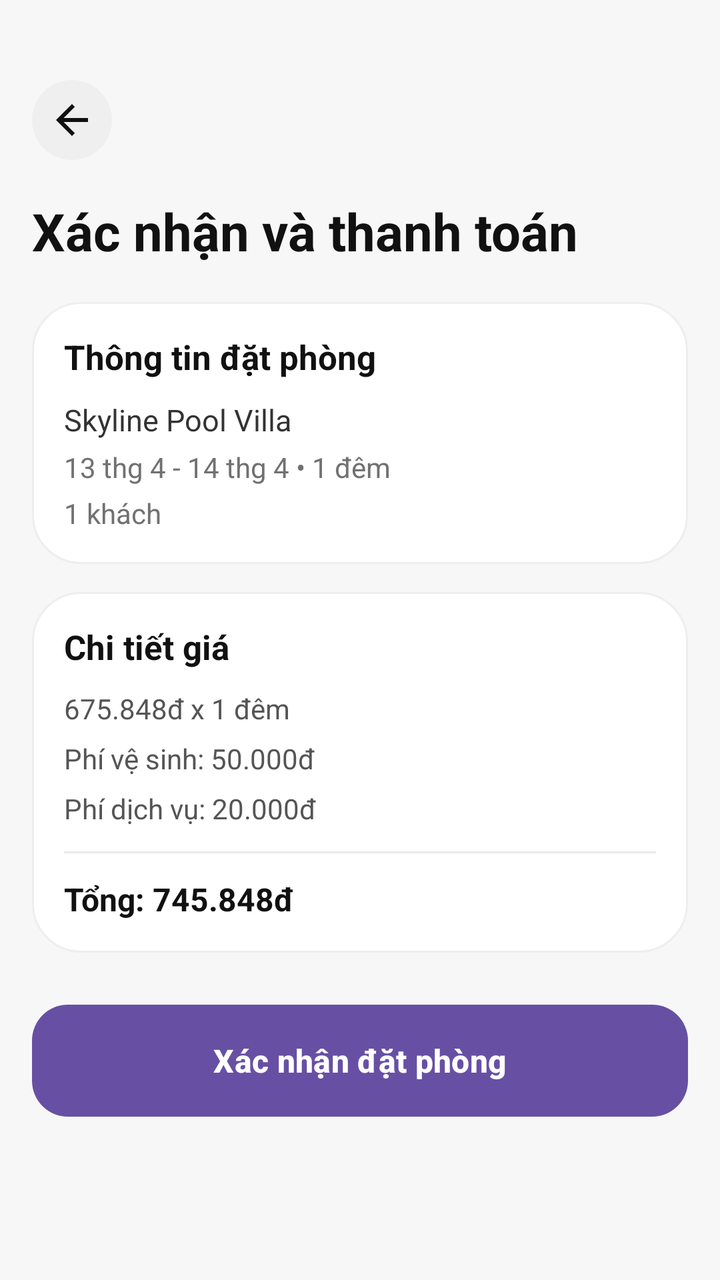
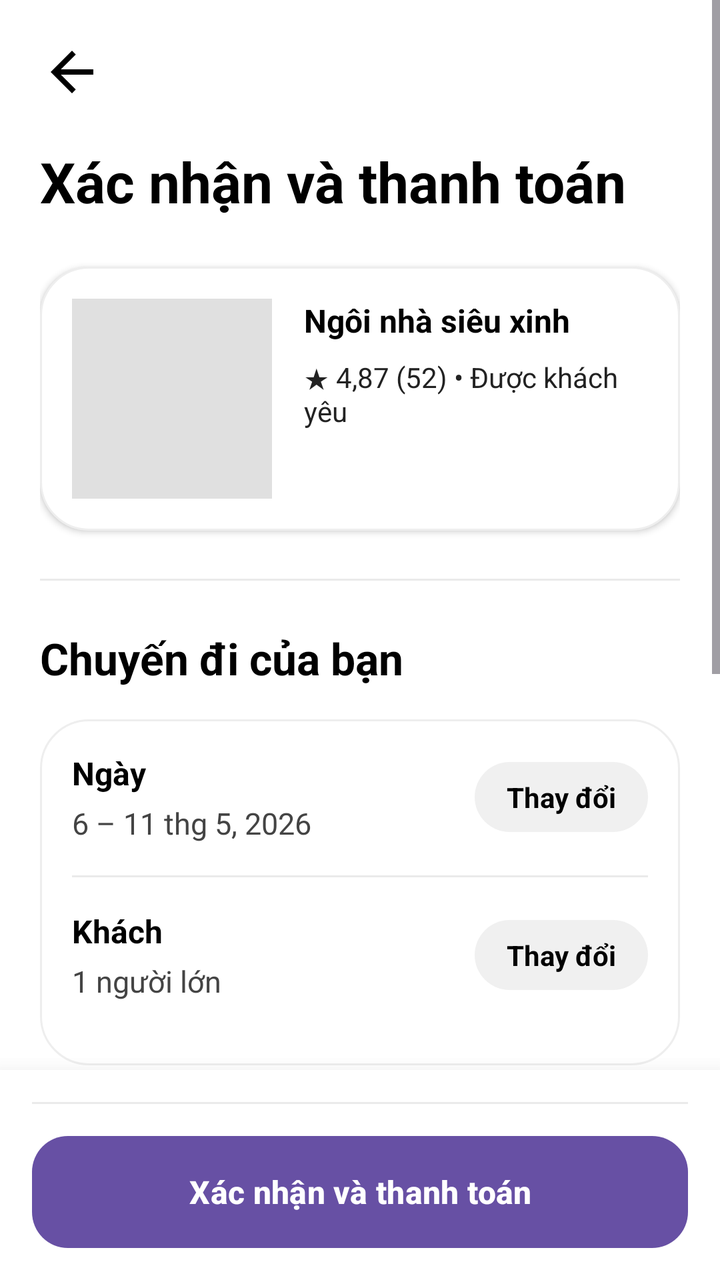

Screens rendered from an Android XML layout before and after an edit, with the pre-edit source and the edit as a unified diff.
<!-- AndroidManifest.xml: application theme Theme.HotelManagement -->
<!-- res/layout/activity_booking.xml -->
<?xml version="1.0" encoding="utf-8"?>
<ScrollView xmlns:android="http://schemas.android.com/apk/res/android"
    xmlns:app="http://schemas.android.com/apk/res-auto"
    android:layout_width="match_parent"
    android:layout_height="match_parent"
    android:background="#F7F7F7">

    <LinearLayout
        android:layout_width="match_parent"
        android:layout_height="wrap_content"
        android:orientation="vertical"
        android:paddingStart="16dp"
        android:paddingTop="40dp"
        android:paddingEnd="16dp"
        android:paddingBottom="16dp">

        <ImageView
            android:id="@+id/btnBackBooking"
            android:layout_width="40dp"
            android:layout_height="40dp"
            android:background="@drawable/bg_airbnb_circle_light"
            android:clickable="true"
            android:focusable="true"
            android:padding="8dp"
            android:src="@drawable/ic_back"
            app:tint="#111111" />

        <TextView
            android:layout_width="wrap_content"
            android:layout_height="wrap_content"
            android:layout_marginTop="18dp"
            android:text="Xác nhận và thanh toán"
            android:textColor="#111111"
            android:textSize="26sp"
            android:textStyle="bold" />

        <LinearLayout
            android:layout_width="match_parent"
            android:layout_height="wrap_content"
            android:layout_marginTop="18dp"
            android:background="@drawable/bg_airbnb_card"
            android:orientation="vertical"
            android:padding="16dp">

            <TextView
                android:layout_width="wrap_content"
                android:layout_height="wrap_content"
                android:text="Thông tin đặt phòng"
                android:textColor="#111111"
                android:textSize="17sp"
                android:textStyle="bold" />

            <TextView
                android:id="@+id/tvBookingRoomTitle"
                android:layout_width="wrap_content"
                android:layout_height="wrap_content"
                android:layout_marginTop="10dp"
                android:text="Skyline Pool Villa"
                android:textColor="#333333"
                android:textSize="15sp" />

            <TextView
                android:id="@+id/tvBookingStayInfo"
                android:layout_width="wrap_content"
                android:layout_height="wrap_content"
                android:layout_marginTop="4dp"
                android:text="13 thg 4 - 14 thg 4 • 1 đêm"
                android:textColor="#717171"
                android:textSize="14sp" />

            <TextView
                android:id="@+id/tvBookingGuestInfo"
                android:layout_width="wrap_content"
                android:layout_height="wrap_content"
                android:layout_marginTop="4dp"
                android:text="1 khách"
                android:textColor="#717171"
                android:textSize="14sp" />
        </LinearLayout>

        <LinearLayout
            android:layout_width="match_parent"
            android:layout_height="wrap_content"
            android:layout_marginTop="14dp"
            android:background="@drawable/bg_airbnb_card"
            android:orientation="vertical"
            android:padding="16dp">

            <TextView
                android:layout_width="wrap_content"
                android:layout_height="wrap_content"
                android:text="Chi tiết giá"
                android:textColor="#111111"
                android:textSize="17sp"
                android:textStyle="bold" />

            <TextView
                android:id="@+id/tvBookingBasePrice"
                android:layout_width="match_parent"
                android:layout_height="wrap_content"
                android:layout_marginTop="10dp"
                android:text="675.848đ x 1 đêm"
                android:textColor="#555555"
                android:textSize="14sp" />

            <TextView
                android:layout_width="match_parent"
                android:layout_height="wrap_content"
                android:layout_marginTop="6dp"
                android:text="Phí vệ sinh: 50.000đ"
                android:textColor="#555555"
                android:textSize="14sp" />

            <TextView
                android:layout_width="match_parent"
                android:layout_height="wrap_content"
                android:layout_marginTop="6dp"
                android:text="Phí dịch vụ: 20.000đ"
                android:textColor="#555555"
                android:textSize="14sp" />

            <View
                android:layout_width="match_parent"
                android:layout_height="1dp"
                android:layout_marginTop="12dp"
                android:layout_marginBottom="12dp"
                android:background="#EAEAEA" />

            <TextView
                android:id="@+id/tvBookingTotalPrice"
                android:layout_width="match_parent"
                android:layout_height="wrap_content"
                android:text="Tổng: 745.848đ"
                android:textColor="#111111"
                android:textSize="16sp"
                android:textStyle="bold" />
        </LinearLayout>

        <Button
            android:id="@+id/btnConfirmBooking"
            android:layout_width="match_parent"
            android:layout_height="56dp"
            android:layout_marginTop="26dp"
            android:background="@drawable/bg_airbnb_button"
            android:text="Xác nhận đặt phòng"
            android:textAllCaps="false"
            android:textColor="#FFFFFF"
            android:textSize="16sp"
            android:textStyle="bold" />
    </LinearLayout>
</ScrollView>
<!-- resources referenced by this layout -->
<resources>
  <!-- drawable bg_airbnb_button (drawable) -->
  <?xml version="1.0" encoding="utf-8"?>
  <shape xmlns:android="http://schemas.android.com/apk/res/android">
      <solid android:color="#FF385C" />
      <corners android:radius="18dp" />
  </shape>
  <!-- drawable bg_airbnb_card (drawable) -->
  <?xml version="1.0" encoding="utf-8"?>
  <shape xmlns:android="http://schemas.android.com/apk/res/android">
      <solid android:color="#FFFFFF" />
      <stroke
          android:width="1dp"
          android:color="#EEEEEE" />
      <corners android:radius="24dp" />
  </shape>
  <!-- drawable bg_airbnb_circle_light (drawable) -->
  <?xml version="1.0" encoding="utf-8"?>
  <shape xmlns:android="http://schemas.android.com/apk/res/android">
      <solid android:color="#EFEFEF" />
      <corners android:radius="22dp" />
  </shape>
  <!-- drawable ic_back (drawable) -->
  <vector xmlns:android="http://schemas.android.com/apk/res/android"
      android:width="24dp"
      android:height="24dp"
      android:viewportWidth="24"
      android:viewportHeight="24">
    <path
        android:fillColor="#FF000000"
        android:pathData="M20,11H7.83l5.59,-5.59L12,4l-8,8 8,8 1.41,-1.41L7.83,13H20v-2z"/>
  </vector>
  <style name="Theme.HotelManagement" parent="Base.Theme.HotelManagement" />
  <style name="Base.Theme.HotelManagement" parent="Theme.Material3.DayNight.NoActionBar">
          
          
      </style>
</resources>

<!-- the commit's change to res/layout/activity_booking.xml (unified diff, before → after) -->
@@ -1,151 +1,309 @@
 <?xml version="1.0" encoding="utf-8"?>
-<ScrollView xmlns:android="http://schemas.android.com/apk/res/android"
+<androidx.constraintlayout.widget.ConstraintLayout xmlns:android="http://schemas.android.com/apk/res/android"
     xmlns:app="http://schemas.android.com/apk/res-auto"
     android:layout_width="match_parent"
     android:layout_height="match_parent"
-    android:background="#F7F7F7">
-
+    android:background="#FFFFFF">
+
+    
+    <ScrollView
+        android:layout_width="match_parent"
+        android:layout_height="0dp"
+        app:layout_constraintTop_toTopOf="parent"
+        app:layout_constraintBottom_toTopOf="@+id/bottomLayout">
+
+        <LinearLayout
+            android:layout_width="match_parent"
+            android:layout_height="wrap_content"
+            android:orientation="vertical"
+            android:padding="20dp">
+
+            <ImageView
+                android:id="@+id/btnBackBooking"
+                android:layout_width="32dp"
+                android:layout_height="32dp"
+                android:src="@drawable/ic_back"
+                app:tint="#000000"
+                android:background="?attr/selectableItemBackgroundBorderless"
+                android:clickable="true"
+                android:focusable="true"/>
+
+            <TextView
+                android:layout_width="wrap_content"
+                android:layout_height="wrap_content"
+                android:text="Xác nhận và thanh toán"
+                android:textSize="28sp"
+                android:textStyle="bold"
+                android:textColor="#000000"
+                android:layout_marginTop="20dp"
+                android:layout_marginBottom="24dp"/>
+
+            
+            <LinearLayout
+                android:layout_width="match_parent"
+                android:layout_height="wrap_content"
+                android:orientation="horizontal"
+                android:background="@drawable/bg_airbnb_card"
+                android:padding="16dp"
+                android:clipToPadding="false"
+                android:elevation="2dp">
+
+                <ImageView
+                    android:id="@+id/ivBookingRoomImage"
+                    android:layout_width="100dp"
+                    android:layout_height="100dp"
+                    android:scaleType="centerCrop"
+                    android:background="#E0E0E0"/>
+
+                <LinearLayout
+                    android:layout_width="match_parent"
+                    android:layout_height="wrap_content"
+                    android:orientation="vertical"
+                    android:layout_marginStart="16dp">
+
+                    <TextView
+                        android:id="@+id/tvBookingRoomTitle"
+                        android:layout_width="wrap_content"
+                        android:layout_height="wrap_content"
+                        android:text="Ngôi nhà siêu xinh"
+                        android:textColor="#000000"
+                        android:textSize="16sp"
+                        android:textStyle="bold"/>
+
+                    <TextView
+                        android:id="@+id/tvBookingRoomRating"
+                        android:layout_width="wrap_content"
+                        android:layout_height="wrap_content"
+                        android:text="★ 4,87 (52) • Được khách yêu"
+                        android:textColor="#222222"
+                        android:textSize="14sp"
+                        android:layout_marginTop="8dp"/>
+                </LinearLayout>
+            </LinearLayout>
+
+            <View
+                android:layout_width="match_parent"
+                android:layout_height="1dp"
+                android:background="#EAEAEA"
+                android:layout_marginTop="24dp"
+                android:layout_marginBottom="24dp"/>
+
+            
+            <TextView
+                android:layout_width="wrap_content"
+                android:layout_height="wrap_content"
+                android:text="Chuyến đi của bạn"
+                android:textSize="22sp"
+                android:textStyle="bold"
+                android:textColor="#000000"
+                android:layout_marginBottom="16dp"/>
+
+            <LinearLayout
+                android:layout_width="match_parent"
+                android:layout_height="wrap_content"
+                android:background="@drawable/bg_airbnb_card"
+                android:orientation="vertical"
+                android:padding="16dp">
+
+                <RelativeLayout
+                    android:layout_width="match_parent"
+                    android:layout_height="wrap_content"
+                    android:layout_marginBottom="16dp">
+                    <LinearLayout
+                        android:layout_width="wrap_content"
+                        android:layout_height="wrap_content"
+                        android:orientation="vertical">
+                        <TextView
+                            android:layout_width="wrap_content"
+                            android:layout_height="wrap_content"
+                            android:text="Ngày"
+                            android:textColor="#000000"
+                            android:textSize="16sp"
+                            android:textStyle="bold"/>
+                        <TextView
+                            android:id="@+id/tvBookingStayInfo"
+                            android:layout_width="wrap_content"
+                            android:layout_height="wrap_content"
+                            android:text="6 – 11 thg 5, 2026"
+                            android:textColor="#444444"
+                            android:textSize="15sp"
+                            android:layout_marginTop="4dp"/>
+                    </LinearLayout>
+                    <TextView
+                        android:id="@+id/btnChangeBookingDates"
+                        android:layout_width="wrap_content"
+                        android:layout_height="wrap_content"
+                        android:layout_alignParentEnd="true"
+                        android:layout_centerVertical="true"
+                        android:text="Thay đổi"
+                        android:textColor="#000000"
+                        android:textStyle="bold"
+                        android:backgroundTint="#F0F0F0"
+                        android:background="@drawable/bg_airbnb_button"
+                        android:paddingHorizontal="16dp"
+                        android:paddingVertical="8dp"/>
+                </RelativeLayout>
+
+                <View
+                    android:layout_width="match_parent"
+                    android:layout_height="1dp"
+                    android:background="#EAEAEA"
+                    android:layout_marginBottom="16dp"/>
+
+                <RelativeLayout
+                    android:layout_width="match_parent"
+                    android:layout_height="wrap_content"
+                    android:layout_marginBottom="16dp">
+                    <LinearLayout
+                        android:layout_width="wrap_content"
+                        android:layout_height="wrap_content"
+                        android:orientation="vertical">
+                        <TextView
+                            android:layout_width="wrap_content"
+                            android:layout_height="wrap_content"
+                            android:text="Khách"
+                            android:textColor="#000000"
+                            android:textSize="16sp"
+                            android:textStyle="bold"/>
+                        <TextView
+                            android:id="@+id/tvBookingGuestInfo"
+                            android:layout_width="wrap_content"
+                            android:layout_height="wrap_content"
+                            android:text="1 người lớn"
+                            android:textColor="#444444"
+                            android:textSize="15sp"
+                            android:layout_marginTop="4dp"/>
+                    </LinearLayout>
+                    <TextView
+                        android:id="@+id/btnChangeBookingGuests"
+                        android:layout_width="wrap_content"
+                        android:layout_height="wrap_content"
+                        android:layout_alignParentEnd="true"
+                        android:layout_centerVertical="true"
+                        android:text="Thay đổi"
+                        android:textColor="#000000"
+                        android:textStyle="bold"
+                        android:backgroundTint="#F0F0F0"
+                        android:background="@drawable/bg_airbnb_button"
+                        android:paddingHorizontal="16dp"
+                        android:paddingVertical="8dp"/>
+                </RelativeLayout>
+            </LinearLayout>
+
+            <View
+                android:layout_width="match_parent"
+                android:layout_height="1dp"
+                android:background="#EAEAEA"
+                android:layout_marginTop="24dp"
+                android:layout_marginBottom="24dp"/>
+
+            <TextView
+                android:layout_width="wrap_content"
+                android:layout_height="wrap_content"
+                android:text="Chi tiết giá"
+                android:textSize="20sp"
+                android:textStyle="bold"
+                android:textColor="#000000"
+                android:layout_marginBottom="16dp"/>
+
+            <RelativeLayout
+                android:layout_width="match_parent"
+                android:layout_height="wrap_content"
+                android:layout_marginBottom="16dp">
+                <TextView
+                    android:id="@+id/tvBookingBasePrice"
+                    android:layout_width="wrap_content"
+                    android:layout_height="wrap_content"
+                    android:text="5 đêm x đ1.176.090"
+                    android:textColor="#000000"
+                    android:textSize="16sp"/>
+
+                <LinearLayout
+                    android:layout_width="wrap_content"
+                    android:layout_height="wrap_content"
+                    android:layout_alignParentEnd="true"
+                    android:orientation="horizontal">
+
+                    
+                    <TextView
+                        android:id="@+id/tvBookingLineTotalPrice"
+                        android:layout_width="wrap_content"
+                        android:layout_height="wrap_content"
+                        android:text="đ25.000.000"
+                        android:textColor="#000000"
+                        android:textSize="16sp"/>
+                </LinearLayout>
+            </RelativeLayout>
+
+            <View
+                android:layout_width="match_parent"
+                android:layout_height="1dp"
+                android:background="#EAEAEA"
+                android:layout_marginBottom="16dp"/>
+
+            <RelativeLayout
+                android:layout_width="match_parent"
+                android:layout_height="wrap_content">
+                <TextView
+                    android:layout_width="wrap_content"
+                    android:layout_height="wrap_content"
+                    android:text="Tổng VND"
+                    android:textColor="#000000"
+                    android:textSize="16sp"
+                    android:textStyle="bold"/>
+                <TextView
+                    android:id="@+id/tvBookingTotalPrice"
+                    android:layout_width="wrap_content"
+                    android:layout_height="wrap_content"
+                    android:layout_alignParentEnd="true"
+                    android:text="đ5.880.450"
+                    android:textColor="#000000"
+                    android:textSize="16sp"
+                    android:textStyle="bold"/>
+            </RelativeLayout>
+
+            <TextView
+                android:layout_width="wrap_content"
+                android:layout_height="wrap_content"
+                android:layout_marginTop="8dp"
+                android:text="Chi tiết giá"
+                android:textColor="#000000"
+                android:textStyle="bold"
+                android:textSize="15sp" />
+
+            <View
+                android:layout_width="match_parent"
+                android:layout_height="100dp"/> 
+        </LinearLayout>
+    </ScrollView>
+
+    
     <LinearLayout
+        android:id="@+id/bottomLayout"
         android:layout_width="match_parent"
         android:layout_height="wrap_content"
         android:orientation="vertical"
-        android:paddingStart="16dp"
-        android:paddingTop="40dp"
-        android:paddingEnd="16dp"
-        android:paddingBottom="16dp">
-
-        <ImageView
-            android:id="@+id/btnBackBooking"
-            android:layout_width="40dp"
-            android:layout_height="40dp"
-            android:background="@drawable/bg_airbnb_circle_light"
-            android:clickable="true"
-            android:focusable="true"
-            android:padding="8dp"
-            android:src="@drawable/ic_back"
-            app:tint="#111111" />
-
-        <TextView
-            android:layout_width="wrap_content"
-            android:layout_height="wrap_content"
-            android:layout_marginTop="18dp"
-            android:text="Xác nhận và thanh toán"
-            android:textColor="#111111"
-            android:textSize="26sp"
-            android:textStyle="bold" />
-
-        <LinearLayout
-            android:layout_width="match_parent"
-            android:layout_height="wrap_content"
-            android:layout_marginTop="18dp"
-            android:background="@drawable/bg_airbnb_card"
-            android:orientation="vertical"
-            android:padding="16dp">
-
-            <TextView
-                android:layout_width="wrap_content"
-                android:layout_height="wrap_content"
-                android:text="Thông tin đặt phòng"
-                android:textColor="#111111"
-                android:textSize="17sp"
-                android:textStyle="bold" />
-
-            <TextView
-                android:id="@+id/tvBookingRoomTitle"
-                android:layout_width="wrap_content"
-                android:layout_height="wrap_content"
-                android:layout_marginTop="10dp"
-                android:text="Skyline Pool Villa"
-                android:textColor="#333333"
-                android:textSize="15sp" />
-
-            <TextView
-                android:id="@+id/tvBookingStayInfo"
-                android:layout_width="wrap_content"
-                android:layout_height="wrap_content"
-                android:layout_marginTop="4dp"
-                android:text="13 thg 4 - 14 thg 4 • 1 đêm"
-                android:textColor="#717171"
-                android:textSize="14sp" />
-
-            <TextView
-                android:id="@+id/tvBookingGuestInfo"
-                android:layout_width="wrap_content"
-                android:layout_height="wrap_content"
-                android:layout_marginTop="4dp"
-                android:text="1 khách"
-                android:textColor="#717171"
-                android:textSize="14sp" />
-        </LinearLayout>
-
-        <LinearLayout
-            android:layout_width="match_parent"
-            android:layout_height="wrap_content"
-            android:layout_marginTop="14dp"
-            android:background="@drawable/bg_airbnb_card"
-            android:orientation="vertical"
-            android:padding="16dp">
-
-            <TextView
-                android:layout_width="wrap_content"
-                android:layout_height="wrap_content"
-                android:text="Chi tiết giá"
-                android:textColor="#111111"
-                android:textSize="17sp"
-                android:textStyle="bold" />
-
-            <TextView
-                android:id="@+id/tvBookingBasePrice"
-                android:layout_width="match_parent"
-                android:layout_height="wrap_content"
-                android:layout_marginTop="10dp"
-                android:text="675.848đ x 1 đêm"
-                android:textColor="#555555"
-                android:textSize="14sp" />
-
-            <TextView
-                android:layout_width="match_parent"
-                android:layout_height="wrap_content"
-                android:layout_marginTop="6dp"
-                android:text="Phí vệ sinh: 50.000đ"
-                android:textColor="#555555"
-                android:textSize="14sp" />
-
-            <TextView
-                android:layout_width="match_parent"
-                android:layout_height="wrap_content"
-                android:layout_marginTop="6dp"
-                android:text="Phí dịch vụ: 20.000đ"
-                android:textColor="#555555"
-                android:textSize="14sp" />
-
-            <View
+        android:background="#FFFFFF"
+        android:padding="16dp"
+        android:elevation="16dp"
+        app:layout_constraintBottom_toBottomOf="parent">
+
+        <View
                 android:layout_width="match_parent"
                 android:layout_height="1dp"
-                android:layout_marginTop="12dp"
-                android:layout_marginBottom="12dp"
-                android:background="#EAEAEA" />
-
-            <TextView
-                android:id="@+id/tvBookingTotalPrice"
-                android:layout_width="match_parent"
-                android:layout_height="wrap_content"
-                android:text="Tổng: 745.848đ"
-                android:textColor="#111111"
-                android:textSize="16sp"
-                android:textStyle="bold" />
-        </LinearLayout>
+                android:background="#EAEAEA"
+                android:layout_marginBottom="16dp"/>
 
         <Button
             android:id="@+id/btnConfirmBooking"
             android:layout_width="match_parent"
             android:layout_height="56dp"
-            android:layout_marginTop="26dp"
             android:background="@drawable/bg_airbnb_button"
-            android:text="Xác nhận đặt phòng"
+            android:text="Xác nhận và thanh toán"
             android:textAllCaps="false"
             android:textColor="#FFFFFF"
             android:textSize="16sp"
-            android:textStyle="bold" />
+            android:textStyle="bold"/>
     </LinearLayout>
-</ScrollView>
+
+</androidx.constraintlayout.widget.ConstraintLayout>
<!-- resource entries referenced after the edit -->
@@ -14,12 +14,6 @@
           android:width="1dp"
           android:color="#EEEEEE" />
       <corners android:radius="24dp" />
-  </shape>
-  <!-- drawable bg_airbnb_circle_light (drawable) -->
-  <?xml version="1.0" encoding="utf-8"?>
-  <shape xmlns:android="http://schemas.android.com/apk/res/android">
-      <solid android:color="#EFEFEF" />
-      <corners android:radius="22dp" />
   </shape>
   <!-- drawable ic_back (drawable) -->
   <vector xmlns:android="http://schemas.android.com/apk/res/android"
